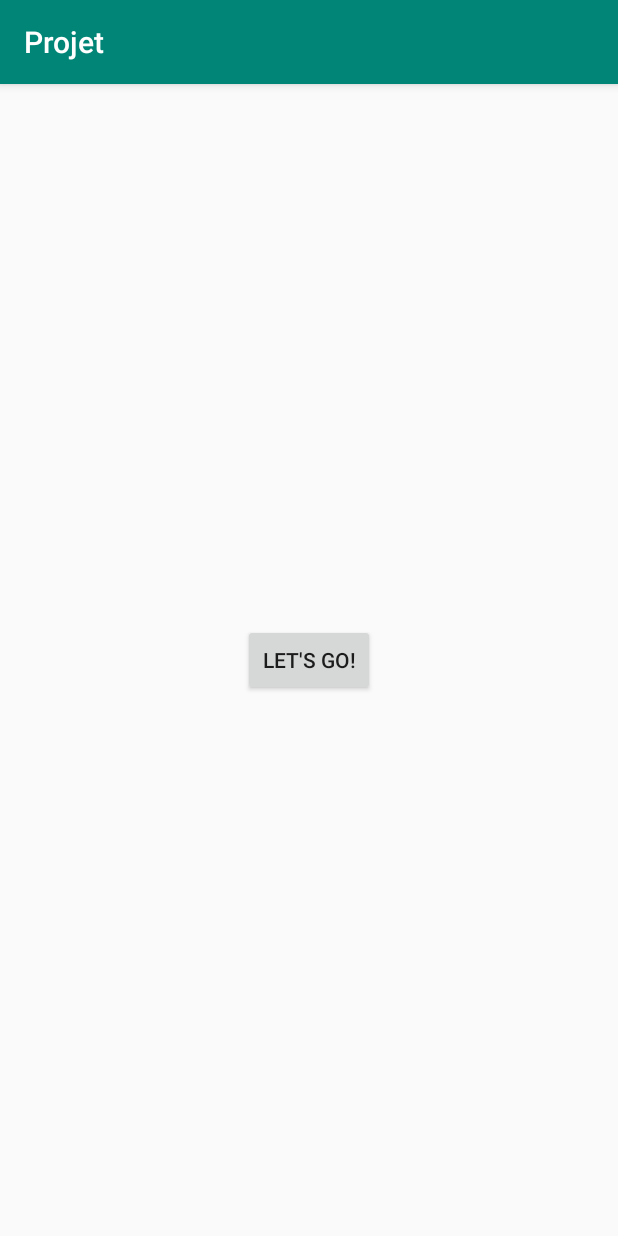
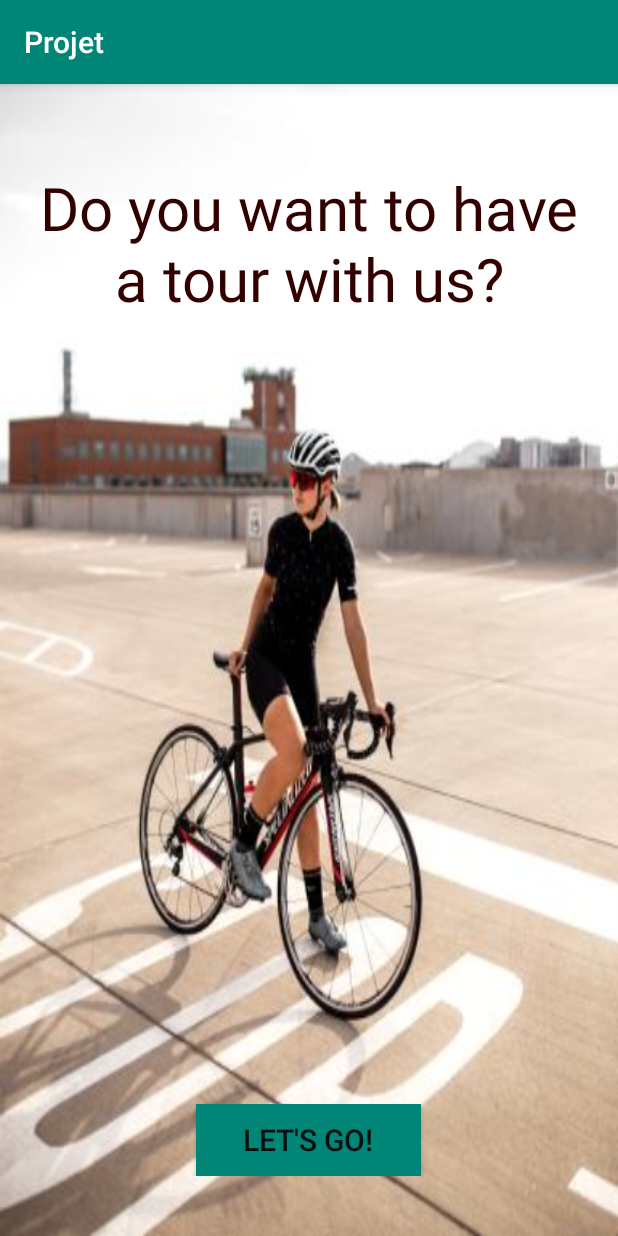
Before and after one commit to SoufianeAD/Android_JAVA-JCDECAUX_App, an Android app: the screen it shows after launch (MainActivity), on a phone screen of 412 x 824 dp. Run offline under Robolectric (Android 15) with nearby library versions, the phone set to English and light mode, and no system bars.

Commit message:
all-but-directions

```diff
--- a/app/src/main/res/layout/activity_main.xml
+++ b/app/src/main/res/layout/activity_main.xml
@@ -1,13 +1,37 @@
 <?xml version="1.0" encoding="utf-8"?>
 <RelativeLayout xmlns:android="http://schemas.android.com/apk/res/android"
     android:layout_width="match_parent"
-    android:layout_height="match_parent">
+    android:layout_height="match_parent"
+    android:background="@drawable/home">
 
-    <Button
-        android:id="@+id/btnStart"
+    <TextView
         android:layout_width="wrap_content"
         android:layout_height="wrap_content"
-        android:layout_centerInParent="true"
-        android:text="Let's go!" />
+        android:text="Do you want to have a tour with us?"
+        android:textSize="40dp"
+        android:gravity="center"
+        android:padding="15dp"
+        android:layout_marginTop="40dp"
+        android:layout_centerHorizontal="true"
+        android:textColor="@color/black"/>
+
+    <LinearLayout
+        android:layout_width="match_parent"
+        android:layout_height="wrap_content"
+        android:gravity="center|bottom"
+        android:layout_alignParentBottom="true"
+        android:orientation="vertical"
+        android:layout_marginBottom="40dp"
+        >
+
+        <Button
+            android:id="@+id/btnStart"
+            android:layout_width="150dp"
+            android:layout_height="wrap_content"
+            android:text="Let's go!"
+            android:textSize="20dp"
+            android:background="@color/colorPrimary"/>
+
+    </LinearLayout>
 
 </RelativeLayout>
```
Also changed, not shown: app/src/main/java/android/esisa/projet/activities/MapsActivity.java (+11 -0 lines), app/src/main/java/android/esisa/projet/models/Station.java (+5 -6 lines), app/src/main/res/layout/custom_dialog.xml (+62 -1 lines), app/src/main/res/drawable/home.jpg (added).
